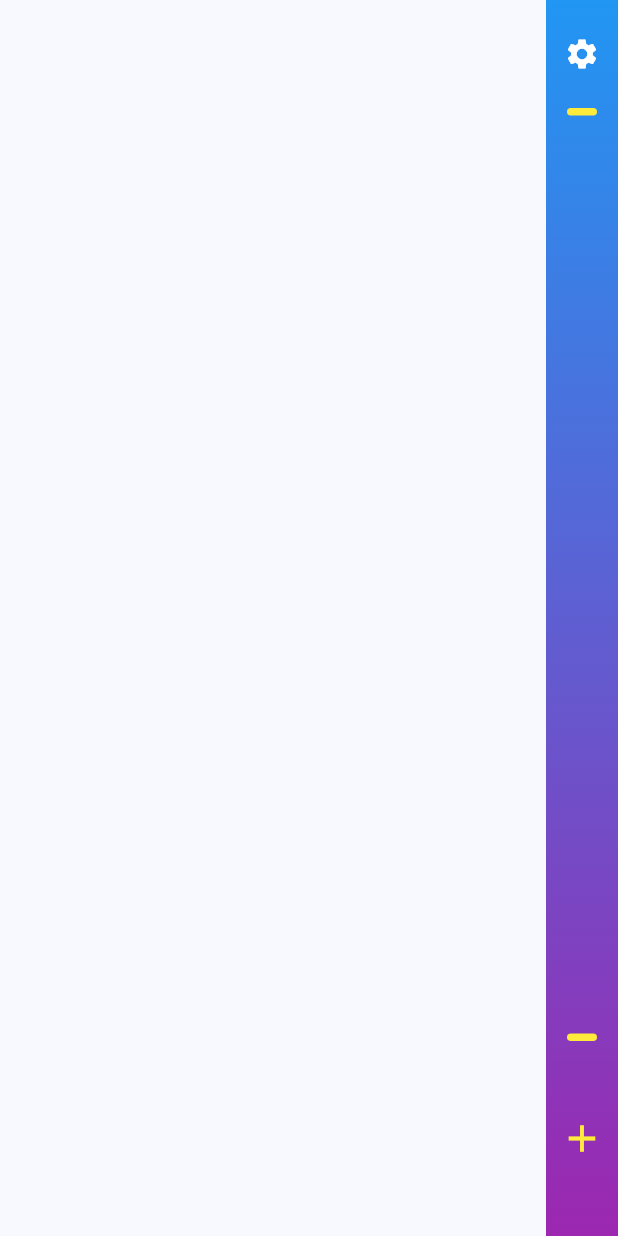
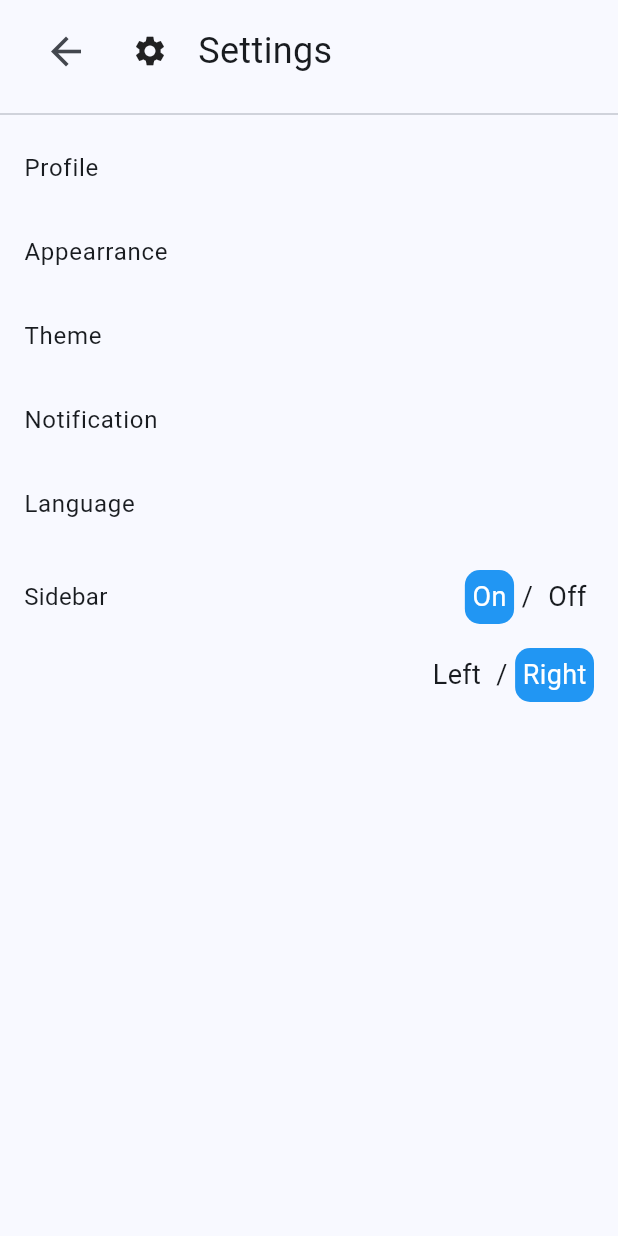
Before and after one commit to irdacin/koda, a Flutter app: the screen it shows after launch, after a tap on the "settings" icon, on a phone screen of 412 x 824 dp. Run offline on Flutter 3.47's test engine with Material 3 defaults, Android fonts, the phone set to English and light mode, and no system bars; our stand-ins replace shared_preferences, sqflite; accounts and stored records are empty.

Commit message:
add a shared preference to save the sidebar whether you want it to appear or not, if you want it to appear, there will be 2 buttons for left or right

```diff
--- a/analysis_options.yaml
+++ b/analysis_options.yaml
@@ -7,6 +7,9 @@
 
 # The following line activates a set of recommended lints for Flutter apps,
 # packages, and plugins designed to encourage good coding practices.
+analyzer:
+  errors:
+    constant_identifier_names: ignore
 include: package:flutter_lints/flutter.yaml
 
 linter:
--- /dev/null
+++ b/lib/helper/constant.dart
@@ -0,0 +1,2 @@
+const String KEY_SHOW_SIDE_BAR = "Show Side Bar";
+const String KEY_SHOW_SIDE_BAR_IN_RIGHT = "Show In Right";
--- a/lib/main.dart
+++ b/lib/main.dart
@@ -1,6 +1,6 @@
 import 'package:flutter/material.dart';
 import 'package:koda/database/database_item.dart';
-import 'package:koda/pages/home_page.dart';
+import 'package:koda/pages/main_page.dart';
 import 'package:provider/provider.dart';
 
 void main() {
@@ -23,7 +23,7 @@ class MyApp extends StatelessWidget {
           useMaterial3: true,
         ),
         debugShowCheckedModeBanner: false,
-        home: const HomePage(),
+        home: const MainPage(),
       ),
     );
   }
--- a/lib/pages/form_item_page.dart
+++ b/lib/pages/form_item_page.dart
@@ -41,7 +41,8 @@ class _FormItemPageState extends State<FormItemPage> {
                     padding: const EdgeInsets.all(40),
                     decoration: BoxDecoration(
                       borderRadius: BorderRadius.circular(30),
-                        color: const Color(0xffd9d9d9)),
+                      color: const Color(0xffd9d9d9),
+                    ),
                     child: Column(
                       mainAxisSize: MainAxisSize.min,
                       children: [
@@ -50,12 +51,15 @@ class _FormItemPageState extends State<FormItemPage> {
                           height: 200,
                           decoration: BoxDecoration(
                             color: Colors.white,
-                              borderRadius: BorderRadius.circular(20)),
+                            borderRadius: BorderRadius.circular(20),
+                          ),
                           alignment: Alignment.center,
                           child: const Text(
                             "Picture",
                             style: TextStyle(
-                                fontSize: 18, color: Color(0xff636c72)),
+                              fontSize: 18,
+                              color: Color(0xff636c72),
+                            ),
                           ),
                         ),
                         const SizedBox(height: 24),
@@ -64,10 +68,12 @@ class _FormItemPageState extends State<FormItemPage> {
                           decoration: InputDecoration(
                             border: OutlineInputBorder(
                               borderRadius: BorderRadius.circular(10),
-                                  borderSide: BorderSide.none),
+                              borderSide: BorderSide.none,
+                            ),
                             hintText: "name",
                             filled: true,
-                              fillColor: Colors.white),
+                            fillColor: Colors.white,
+                          ),
                         ),
                         const SizedBox(height: 24),
                         TextFormField(
@@ -76,7 +82,8 @@ class _FormItemPageState extends State<FormItemPage> {
                           decoration: InputDecoration(
                             border: OutlineInputBorder(
                               borderRadius: BorderRadius.circular(10),
-                                borderSide: BorderSide.none),
+                              borderSide: BorderSide.none,
+                            ),
                             filled: true,
                             fillColor: Colors.white,
                             hintText: "weight",
@@ -88,13 +95,15 @@ class _FormItemPageState extends State<FormItemPage> {
                           decoration: InputDecoration(
                             border: OutlineInputBorder(
                               borderRadius: BorderRadius.circular(10),
-                                  borderSide: BorderSide.none),
+                              borderSide: BorderSide.none,
+                            ),
                             filled: true,
                             fillColor: Colors.white,
                             hintText: "description",
                           ),
                           minLines: 4,
-                            maxLines: null),
+                          maxLines: null,
+                        ),
                         const SizedBox(height: 24),
                         ElevatedButton(
                           onPressed: () {
@@ -102,15 +111,14 @@ class _FormItemPageState extends State<FormItemPage> {
                               id: widget.item?.id,
                               name: nameController.text,
                               weight: double.parse(weightController.text),
-                                  description: descriptionController.text);
+                              description: descriptionController.text,
+                            );
 
                             if (widget.item case _?) {
-                                Provider.of<DatabaseItem>(context,
-                                        listen: false)
+                              Provider.of<DatabaseItem>(context, listen: false)
                                   .update(newItem);
                             } else {
-                                Provider.of<DatabaseItem>(context,
-                                        listen: false)
+                              Provider.of<DatabaseItem>(context, listen: false)
                                   .insert(newItem);
                             }
 
@@ -122,9 +130,11 @@ class _FormItemPageState extends State<FormItemPage> {
                             minimumSize: const Size(double.infinity, 0),
                             padding: const EdgeInsets.all(10),
                             shape: RoundedRectangleBorder(
-                                  borderRadius: BorderRadius.circular(10)),
+                              borderRadius: BorderRadius.circular(10),
                             ),
-                            child: const Text("Done"))
+                          ),
+                          child: const Text("Done"),
+                        )
                       ],
                     ),
                   ),
--- a/lib/pages/home_page.dart
+++ /dev/null
@@ -1,26 +0,0 @@
-import 'package:flutter/material.dart';
-import 'package:koda/pages/widget/home.dart';
-import 'package:koda/pages/widget/side_bar.dart';
-
-class HomePage extends StatefulWidget {
-  const HomePage({super.key});
-
-  @override
-  State<HomePage> createState() => _HomePageState();
-}
-
-class _HomePageState extends State<HomePage> {
-  @override
-  Widget build(BuildContext context) {
-    return const Scaffold(
-      body: SafeArea(
-        child: Row(
-          children: [
-            Home(),
-            SideBar(),
-          ],
-        ),
-      ),
-    );
-  }
-}
--- a/lib/pages/item_detail_page.dart
+++ b/lib/pages/item_detail_page.dart
@@ -14,7 +14,7 @@ class ItemDetailPage extends StatelessWidget {
         child: Row(
           children: [
             ItemDetail(item: item),
-            const SideBar(),
+            SideBar(),
           ],
         ),
       ),
--- /dev/null
+++ b/lib/pages/main_page.dart
@@ -0,0 +1,55 @@
+import 'package:flutter/material.dart';
+import 'package:koda/helper/constant.dart';
+import 'package:koda/pages/widget/home.dart';
+import 'package:koda/pages/widget/side_bar.dart';
+import 'package:shared_preferences/shared_preferences.dart';
+
+class MainPage extends StatefulWidget {
+  final int index;
+
+  const MainPage({
+    super.key,
+    this.index = 0,
+  });
+
+  @override
+  State<MainPage> createState() => _MainPageState();
+}
+
+class _MainPageState extends State<MainPage> {
+  bool showSideBar = true;
+  bool showSideBarInRight = true;
+
+  List<Widget> pages = [
+    const Home(),
+  ];
+
+  @override
+  void initState() {
+    super.initState();
+    loadData();
+  }
+
+  void loadData() async {
+    final prefs = await SharedPreferences.getInstance();
+    setState(() {
+      showSideBar = prefs.getBool(KEY_SHOW_SIDE_BAR) ?? true;
+      showSideBarInRight = prefs.getBool(KEY_SHOW_SIDE_BAR_IN_RIGHT) ?? true;
+    });
+  }
+
+  @override
+  Widget build(BuildContext context) {
+    return Scaffold(
+      body: SafeArea(
+        child: Row(
+          children: [
+            if (showSideBar && !showSideBarInRight) const SideBar(),
+            pages[widget.index],
+            if (showSideBar && showSideBarInRight) const SideBar(),
+          ],
+        ),
+      ),
+    );
+  }
+}
--- /dev/null
+++ b/lib/pages/settings_page.dart
@@ -0,0 +1,235 @@
+import 'package:flutter/material.dart';
+import 'package:koda/helper/constant.dart';
+import 'package:koda/pages/main_page.dart';
+import 'package:shared_preferences/shared_preferences.dart';
+
+class SettingsPage extends StatefulWidget {
+  const SettingsPage({super.key});
+
+  @override
+  State<SettingsPage> createState() => _SettingsPageState();
+}
+
+class _SettingsPageState extends State<SettingsPage> {
+  bool showSideBar = true;
+  bool showSideBarInRight = true;
+
+  @override
+  void initState() {
+    super.initState();
+    loadData();
+  }
+
+  void loadData() async {
+    final prefs = await SharedPreferences.getInstance();
+    setState(() {
+      showSideBar = prefs.getBool(KEY_SHOW_SIDE_BAR) ?? true;
+      showSideBarInRight = prefs.getBool(KEY_SHOW_SIDE_BAR_IN_RIGHT) ?? true;
+    });
+  }
+
+  void save(String key) async {
+    final prefs = await SharedPreferences.getInstance();
+    await prefs.setBool(
+      key,
+      key == KEY_SHOW_SIDE_BAR ? showSideBar : showSideBarInRight,
+    );
+  }
+
+  @override
+  Widget build(BuildContext context) {
+    return Scaffold(
+      body: SafeArea(
+        child: Column(
+          children: [
+            Padding(
+              padding: const EdgeInsets.symmetric(horizontal: 20, vertical: 10),
+              child: Row(
+                children: [
+                  IconButton(
+                    onPressed: () {
+                      Navigator.of(context).pushReplacement(MaterialPageRoute(
+                        builder: (context) => MainPage(),
+                      ));
+                    },
+                    icon: Icon(
+                      Icons.arrow_back,
+                      size: 30,
+                    ),
+                  ),
+                  SizedBox(width: 20),
+                  Icon(Icons.settings),
+                  SizedBox(width: 20),
+                  Text(
+                    "Settings",
+                    style: TextStyle(
+                      fontSize: 24,
+                    ),
+                  ),
+                ],
+              ),
+            ),
+            Divider(),
+            ListTile(
+              onTap: () {},
+              title: Text("Profile"),
+            ),
+            ListTile(
+              onTap: () {},
+              title: Text("Appearrance"),
+            ),
+            ListTile(
+              onTap: () {},
+              title: Text("Theme"),
+            ),
+            ListTile(
+              onTap: () {},
+              title: Text("Notification"),
+            ),
+            ListTile(
+              onTap: () {},
+              title: Text("Language"),
+            ),
+            Padding(
+              padding: const EdgeInsets.all(16),
+              child: Row(
+                mainAxisAlignment: MainAxisAlignment.spaceBetween,
+                children: [
+                  Text(
+                    "Sidebar",
+                    style: TextStyle(
+                      fontSize: 16,
+                    ),
+                  ),
+                  Row(
+                    children: [
+                      Container(
+                        decoration: showSideBar
+                            ? BoxDecoration(
+                                color: Colors.blue,
+                                borderRadius: BorderRadius.circular(10),
+                              )
+                            : null,
+                        padding: EdgeInsets.all(5),
+                        child: InkWell(
+                          onTap: () {
+                            setState(() {
+                              showSideBar = true;
+                            });
+                            save(KEY_SHOW_SIDE_BAR);
+                          },
+                          child: Text(
+                            "On",
+                            style: TextStyle(
+                              fontSize: 18,
+                              color: showSideBar ? Colors.white : null,
+                            ),
+                          ),
+                        ),
+                      ),
+                      SizedBox(width: 5),
+                      Text(
+                        "/",
+                        style: TextStyle(
+                          fontSize: 18,
+                        ),
+                      ),
+                      SizedBox(width: 5),
+                      Container(
+                        decoration: !showSideBar
+                            ? BoxDecoration(
+                                color: Colors.blue,
+                                borderRadius: BorderRadius.circular(10),
+                              )
+                            : null,
+                        padding: EdgeInsets.all(5),
+                        child: InkWell(
+                          onTap: () {
+                            setState(() {
+                              showSideBar = false;
+                            });
+                            save(KEY_SHOW_SIDE_BAR);
+                          },
+                          child: Text(
+                            "Off",
+                            style: TextStyle(
+                              fontSize: 18,
+                              color: !showSideBar ? Colors.white : null,
+                            ),
+                          ),
+                        ),
+                      ),
+                    ],
+                  ),
+                ],
+              ),
+            ),
+            if (showSideBar)
+              Container(
+                padding: EdgeInsets.symmetric(horizontal: 16),
+                child: Row(
+                  mainAxisAlignment: MainAxisAlignment.end,
+                  children: [
+                    Container(
+                      decoration: !showSideBarInRight
+                          ? BoxDecoration(
+                              color: Colors.blue,
+                              borderRadius: BorderRadius.circular(10),
+                            )
+                          : null,
+                      padding: EdgeInsets.all(5),
+                      child: InkWell(
+                        onTap: () {
+                          setState(() {
+                            showSideBarInRight = false;
+                          });
+                          save(KEY_SHOW_SIDE_BAR_IN_RIGHT);
+                        },
+                        child: Text(
+                          "Left",
+                          style: TextStyle(
+                              fontSize: 18,
+                              color: !showSideBarInRight ? Colors.white : null),
+                        ),
+                      ),
+                    ),
+                    SizedBox(width: 5),
+                    Text(
+                      "/",
+                      style: TextStyle(
+                        fontSize: 18,
+                      ),
+                    ),
+                    SizedBox(width: 5),
+                    Container(
+                      decoration: showSideBarInRight
+                          ? BoxDecoration(
+                              color: Colors.blue,
+                              borderRadius: BorderRadius.circular(10),
+                            )
+                          : null,
+                      padding: EdgeInsets.all(5),
+                      child: InkWell(
+                        onTap: () {
+                          setState(() {
+                            showSideBarInRight = true;
+                          });
+                          save(KEY_SHOW_SIDE_BAR_IN_RIGHT);
+                        },
+                        child: Text(
+                          "Right",
+                          style: TextStyle(
+                              fontSize: 18,
+                              color: showSideBarInRight ? Colors.white : null),
+                        ),
+                      ),
+                    ),
+                  ],
+                ),
+              )
+          ],
+        ),
+      ),
+    );
+  }
+}
--- a/lib/pages/widget/home.dart
+++ b/lib/pages/widget/home.dart
@@ -20,8 +20,13 @@ class Home extends StatelessWidget {
         }
 
         if (snapshot.connectionState == ConnectionState.waiting) {
-          return const Center(
-            child: CircularProgressIndicator(),
+          return Flexible(
+            child: Container(
+              width: MediaQuery.of(context).size.width,
+              height: MediaQuery.of(context).size.height,
+              alignment: Alignment.center,
+              child: const CircularProgressIndicator(color: Colors.blue),
+            ),
           );
         }
 
@@ -67,8 +72,9 @@ class Home extends StatelessWidget {
                               onTap: () {
                                 Navigator.of(context).push(
                                   MaterialPageRoute(
-                                    builder: (context) =>
-                                        ItemDetailPage(item: item),
+                                  builder: (context) => ItemDetailPage(
+                                    item: item,
+                                  ),
                                 ),
                               );
                             },
@@ -105,7 +111,8 @@ class Home extends StatelessWidget {
                               Navigator.of(context).push(
                                 MaterialPageRoute(
                                   builder: (context) =>
-                                          FormItemPage(item: item)),
+                                      FormItemPage(item: item),
+                                ),
                               );
                             },
                           ),
@@ -113,7 +120,8 @@ class Home extends StatelessWidget {
                       ],
                     ),
                   );
-                  }),
+                },
+              ),
             ),
           );
         }
--- a/lib/pages/widget/side_bar.dart
+++ b/lib/pages/widget/side_bar.dart
@@ -1,6 +1,7 @@
 import 'package:flutter/material.dart';
 import 'package:koda/database/database_item.dart';
 import 'package:koda/pages/form_item_page.dart';
+import 'package:koda/pages/settings_page.dart';
 import 'package:provider/provider.dart';
 
 class SideBar extends StatelessWidget {
@@ -11,20 +12,27 @@ class SideBar extends StatelessWidget {
     return Container(
       decoration: const BoxDecoration(
         gradient: LinearGradient(
-          colors: [Colors.blue, Colors.purple], // Gradient colors
-          begin: Alignment.topCenter, // Start of the gradient
-          end: Alignment.bottomCenter, // End of the gradient
+          colors: [Colors.blue, Colors.purple],
+          begin: Alignment.topCenter,
+          end: Alignment.bottomCenter,
         ),
       ),
+      height: MediaQuery.of(context).size.height,
       child: Column(
-        mainAxisAlignment: MainAxisAlignment.spaceBetween,
         children: [
           Column(
+            mainAxisAlignment: MainAxisAlignment.start,
             children: [
               IconButton(
-                padding:
-                    const EdgeInsets.symmetric(vertical: 24, horizontal: 5),
-                onPressed: () {},
+                padding: const EdgeInsets.symmetric(
+                  vertical: 24,
+                  horizontal: 5,
+                ),
+                onPressed: () {
+                  Navigator.of(context).push(MaterialPageRoute(
+                    builder: (context) => SettingsPage(),
+                  ));
+                },
                 icon: const Icon(Icons.settings),
                 color: Colors.white,
               ),
@@ -33,26 +41,31 @@ class SideBar extends StatelessWidget {
                 height: 5,
                 decoration: BoxDecoration(
                   color: Colors.yellow,
-                    borderRadius: BorderRadius.circular(20)),
+                  borderRadius: BorderRadius.circular(20),
+                ),
               ),
             ],
           ),
-          Column(
-            children: [
-              FutureBuilder(
+          const SizedBox(height: 5),
+          Expanded(
+            child: SingleChildScrollView(
+              child: FutureBuilder(
                 future: Provider.of<DatabaseItem>(context).read(),
                 builder: (context, snapshot) {
                   if (snapshot.hasData) {
                     return Column(
-                      children: snapshot.data!
-                          .map((e) => Container(
+                      children: snapshot.data!.reversed
+                          .map(
+                            (e) => Container(
                               width: 30,
                               height: 30,
                               margin: const EdgeInsets.all(5),
                               decoration: BoxDecoration(
                                 color: const Color(0xffA9a9a9),
-                                    borderRadius: BorderRadius.circular(10)),
-                              ))
+                                borderRadius: BorderRadius.circular(10),
+                              ),
+                            ),
+                          )
                           .toList(),
                     );
                   }
@@ -60,7 +73,11 @@ class SideBar extends StatelessWidget {
                   return Container();
                 },
               ),
+            ),
+          ),
           const SizedBox(height: 5),
+          Column(
+            children: [
               Container(
                 width: 20,
                 height: 5,
@@ -70,12 +87,16 @@ class SideBar extends StatelessWidget {
                 ),
               ),
               IconButton(
-                padding:
-                    const EdgeInsets.symmetric(vertical: 50, horizontal: 5),
+                padding: const EdgeInsets.symmetric(
+                  vertical: 50,
+                  horizontal: 5,
+                ),
                 onPressed: () {
-                  Navigator.of(context).push(MaterialPageRoute(
+                  Navigator.of(context).push(
+                    MaterialPageRoute(
                       builder: (context) => const FormItemPage(),
-                  ));
+                    ),
+                  );
                 },
                 icon: const Icon(
                   Icons.add,
@@ -84,7 +105,7 @@ class SideBar extends StatelessWidget {
                 color: Colors.yellow,
               ),
             ],
-          )
+          ),
         ],
       ),
     );
--- a/pubspec.yaml
+++ b/pubspec.yaml
@@ -38,6 +38,7 @@ dependencies:
   sqflite:
   path:
   provider:
+  shared_preferences:
 
 dev_dependencies:
   flutter_test:
```
Also changed, not shown: lib/database/database_item.dart (+5 -3 lines), pubspec.lock, 1 other file. Lines whose indentation alone changed are shown as unchanged.
